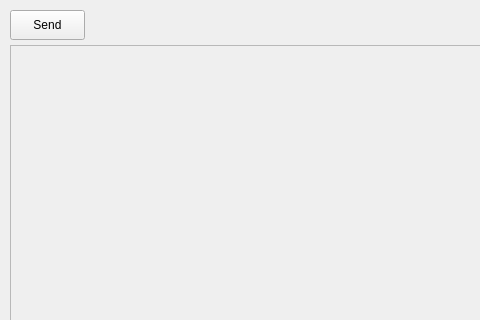
First picture: the form in ui/formdialog.ui, repository jimmcguffin/OpenPMM, before the edit; both pictures show x 0 to 480 and y 0 to 320 of the 893 by 876 pixel window.
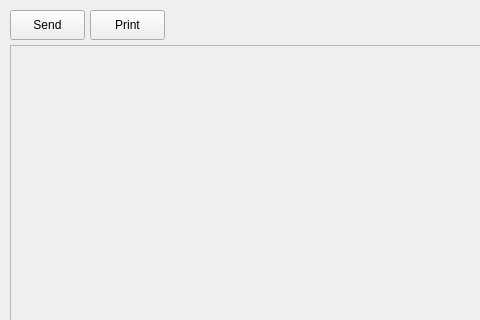
Second picture: the form after the edit.

Diff of the .ui file:
```diff
--- a/ui/formdialog.ui
+++ b/ui/formdialog.ui
@@ -66,6 +66,19 @@
      <string>Send</string>
     </property>
    </widget>
+   <widget class="QPushButton" name="c_print">
+    <property name="geometry">
+     <rect>
+      <x>90</x>
+      <y>10</y>
+      <width>75</width>
+      <height>30</height>
+     </rect>
+    </property>
+    <property name="text">
+     <string>Print</string>
+    </property>
+   </widget>
   </widget>
  </widget>
  <layoutdefault spacing="6" margin="11"/>
```
Left out of the diff: 2 changed lines with no effect on the pictures.
